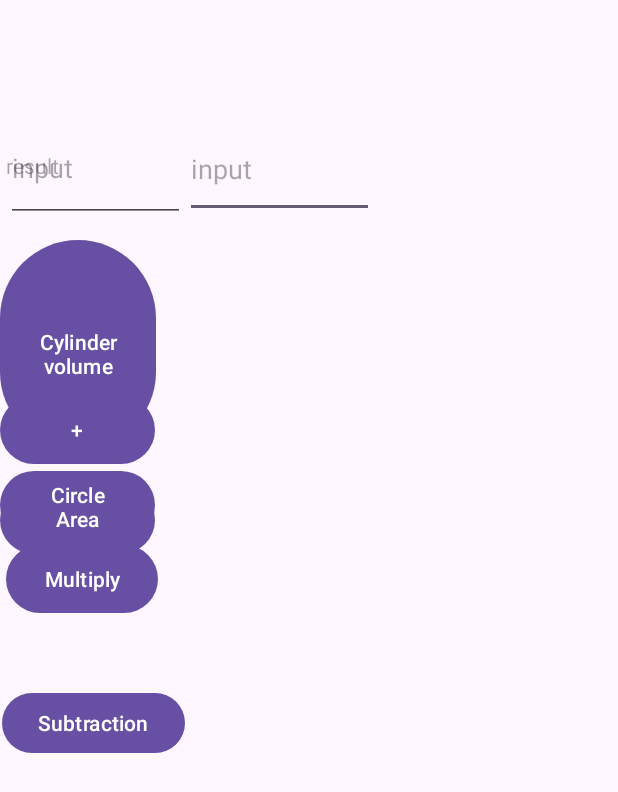
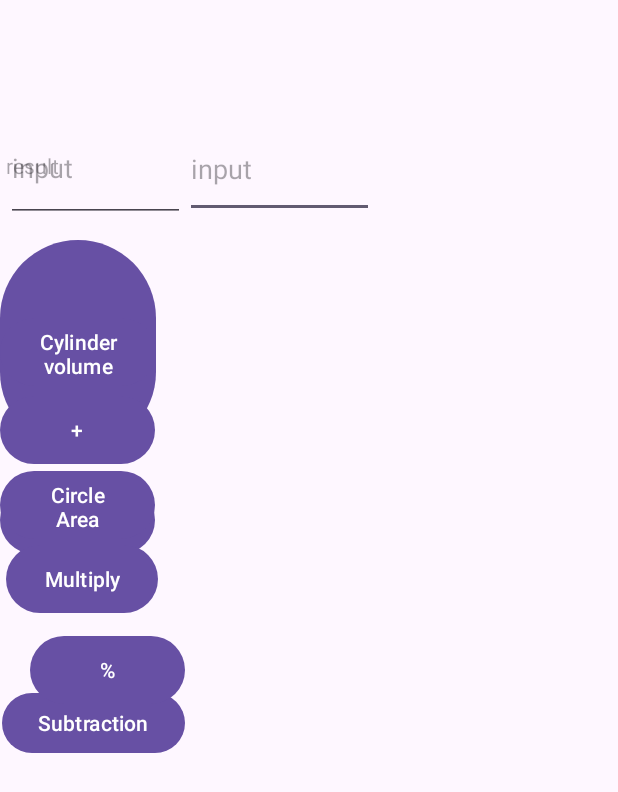
Before and after one commit to LeoAhrau/Calculator, an Android app: the screen it shows after launch (MainActivity), on a phone screen of 412 x 824 dp. Shown: the top 792 px of the screen. Run offline under Robolectric (Android 15) with nearby library versions, the phone set to English and light mode, and no system bars.

Commit message:
percent added!

```diff
--- a/app/src/main/java/com/example/calculator/MainActivity.java
+++ b/app/src/main/java/com/example/calculator/MainActivity.java
@@ -29,6 +29,7 @@ public class MainActivity extends AppCompatActivity {
 
     Button subtractionCalculate;
 
+    Button percentCalculate;
 
 
     @Override
@@ -44,18 +45,15 @@ public class MainActivity extends AppCompatActivity {
         volumeCalculate = findViewById(R.id.cylinder_btn);
         additionCalculate = findViewById(R.id.addition_btn);
         circleCalculate = findViewById(R.id.circle_btn);
-
-
         divisonCalculate = findViewById(R.id.division_btn);
-
         multiplyCalculate = findViewById(R.id.multiply_btn);
         subtractionCalculate = findViewById(R.id.subtraction_btn);
+        percentCalculate = findViewById(R.id.percent_btn);
 
 
         setOnClick();
 
     }
-
 
 
     private void setOnClick() {
@@ -67,8 +65,8 @@ public class MainActivity extends AppCompatActivity {
                     float convertedX = Float.parseFloat(xString);
                     String yString = y.getText().toString();
                     float convertedY = Float.parseFloat(yString);
-                    result.setText(String.valueOf(phytagoras(convertedX,convertedY)));
-                } catch(NumberFormatException s) {
+                    result.setText(String.valueOf(phytagoras(convertedX, convertedY)));
+                } catch (NumberFormatException s) {
                     Toast.makeText(MainActivity.this, "Please enter valid numbers", Toast.LENGTH_SHORT).show();
                 }
             }
@@ -83,7 +81,7 @@ public class MainActivity extends AppCompatActivity {
                     String yString = y.getText().toString();
                     double convertedY = Double.parseDouble(yString);
                     result.setText(String.valueOf(volume(convertedX, convertedY)));
-               } catch (NumberFormatException s){
+                } catch (NumberFormatException s) {
                     Toast.makeText(MainActivity.this, "Please enter valid numbers", Toast.LENGTH_SHORT).show();
                 }
 
@@ -99,7 +97,7 @@ public class MainActivity extends AppCompatActivity {
                     String yString = y.getText().toString();
                     double convertedY = Double.parseDouble(yString);
                     result.setText(String.valueOf(addition(convertedX, convertedY)));
-                } catch (NumberFormatException s){
+                } catch (NumberFormatException s) {
                     Toast.makeText(MainActivity.this, "Please enter valid numbers", Toast.LENGTH_SHORT).show();
                 }
 
@@ -114,7 +112,7 @@ public class MainActivity extends AppCompatActivity {
                     String yString = x.getText().toString();
                     double convertedY = Float.parseFloat(yString);
                     result.setText(String.valueOf(multiply(convertedX, convertedY)));
-                } catch (NumberFormatException s){
+                } catch (NumberFormatException s) {
                     Toast.makeText(MainActivity.this, "Please enter valid numbers", Toast.LENGTH_SHORT).show();
                 }
 
@@ -131,7 +129,7 @@ public class MainActivity extends AppCompatActivity {
                     String yString = y.getText().toString();
                     double convertedY = Double.parseDouble(yString);
                     result.setText(String.valueOf(division(convertedX, convertedY)));
-                } catch (NumberFormatException s){
+                } catch (NumberFormatException s) {
                     Toast.makeText(MainActivity.this, "Please enter valid numbers", Toast.LENGTH_SHORT).show();
                 }
 
@@ -145,8 +143,8 @@ public class MainActivity extends AppCompatActivity {
                     String xString = x.getText().toString();
                     double convertedX = Float.parseFloat(xString);
                     result.setText(String.valueOf(circle_area(convertedX)));
-                } catch (NumberFormatException s){
-                    Toast.makeText(MainActivity.this,"Please enter a valid number",Toast.LENGTH_SHORT).show();
+                } catch (NumberFormatException s) {
+                    Toast.makeText(MainActivity.this, "Please enter a valid number", Toast.LENGTH_SHORT).show();
                 }
             }
         });
@@ -161,52 +159,72 @@ public class MainActivity extends AppCompatActivity {
                     String yString = x.getText().toString();
                     double convertedY = Float.parseFloat(yString);
                     result.setText(String.valueOf(subtraction(convertedX, convertedY)));
-                } catch (NumberFormatException s){
+                } catch (NumberFormatException s) {
                     Toast.makeText(MainActivity.this, "Please enter valid numbers", Toast.LENGTH_SHORT).show();
                 }
 
             }
         });
+
+        percentCalculate.setOnClickListener(new View.OnClickListener() {
+            @Override
+            public void onClick(View view) {
+                try {
+                    String xString = x.getText().toString();
+                    double convertedX = Float.parseFloat(xString);
+                    result.setText(String.valueOf(percent(convertedX)));
+                } catch (NumberFormatException s) {
+                    Toast.makeText(MainActivity.this, "Please enter a valid number", Toast.LENGTH_SHORT).show();
+                }
+            }
+        });
     }
 
 
-    private double addition ( double x, double y){
+    private double addition(double x, double y) {
         double sum = x + y;
         return sum;
     }
 
-    private double division ( double x, double y){
+    private double division(double x, double y) {
         double dsum = x / y;
         return dsum;
     }
 
-    private double volume (double r, double h) {
+    private double volume(double r, double h) {
 
-        double volyme = Math.PI * r * r  * h;
+        double volyme = Math.PI * r * r * h;
         return volyme;
 
     }
-    private float phytagoras(float a, float b){
+
+    private float phytagoras(float a, float b) {
         a = a * a;
         b = b * b;
-       float  c = a + b;
+        float c = a + b;
 
         float hypotenuse = c;
         return hypotenuse;
     }
-    private double multiply ( double x, double y){
+
+    private double multiply(double x, double y) {
         return x * y;
     }
 
 
-    private double circle_area (double r){
+    private double circle_area(double r) {
         double circle_area = Math.PI * r * r;
         return circle_area;
     }
 
 
-    private double subtraction ( double x, double y){
-        return x-y;
+    private double subtraction(double x, double y) {
+        return x - y;
     }
 
+
+    private double percent(double x) {
+        double percent = x / 100;
+        return percent;
     }
+}
--- a/app/src/main/res/layout/activity_main.xml
+++ b/app/src/main/res/layout/activity_main.xml
@@ -126,5 +126,16 @@
         app:layout_constraintStart_toStartOf="parent"
         app:layout_constraintTop_toTopOf="parent" />
 
+    <Button
+        android:id="@+id/percent_btn"
+        android:layout_width="103dp"
+        android:layout_height="53dp"
+        android:layout_marginTop="420dp"
+        android:text="@string/percent"
+        app:layout_constraintEnd_toEndOf="parent"
+        app:layout_constraintHorizontal_bias="0.064"
+        app:layout_constraintStart_toStartOf="parent"
+        app:layout_constraintTop_toTopOf="parent" />
+
 
 </androidx.constraintlayout.widget.ConstraintLayout>
--- a/app/src/main/res/values/strings.xml
+++ b/app/src/main/res/values/strings.xml
@@ -5,10 +5,9 @@
     <string name="input">input</string>
     <string name="result">result</string>
     <string name="addition">+</string>
-
     <string name="circle_area">Circle Area</string>
-
     <string name="division"> / </string>
+    <string name="percent"> % </string>
 
 
 </resources>
```
Lines whose indentation alone changed are shown as unchanged.
